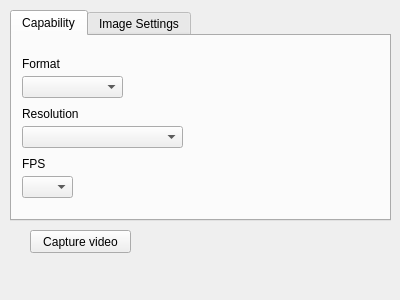
abibas/webcamCaptureNewDesign, file test_app/cameraform.ui: the form before one commit.
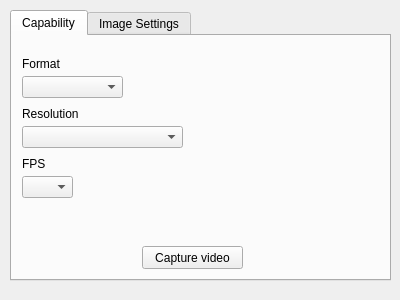
The form after the commit.

Patch:
```diff
--- a/test_app/cameraform.ui
+++ b/test_app/cameraform.ui
@@ -13,26 +13,13 @@
   <property name="windowTitle">
    <string>Form</string>
   </property>
-  <widget class="QPushButton" name="captureVideoBtb">
-   <property name="geometry">
-    <rect>
-     <x>30</x>
-     <y>230</y>
-     <width>101</width>
-     <height>23</height>
-    </rect>
-   </property>
-   <property name="text">
-    <string>Capture video</string>
-   </property>
-  </widget>
   <widget class="QTabWidget" name="tabWidget">
    <property name="geometry">
     <rect>
      <x>10</x>
      <y>10</y>
      <width>381</width>
-     <height>211</height>
+     <height>271</height>
     </rect>
    </property>
    <property name="currentIndex">
@@ -111,6 +98,19 @@
       <string>FPS</string>
      </property>
     </widget>
+    <widget class="QPushButton" name="captureVideoBtb">
+     <property name="geometry">
+      <rect>
+       <x>130</x>
+       <y>210</y>
+       <width>101</width>
+       <height>23</height>
+      </rect>
+     </property>
+     <property name="text">
+      <string>Capture video</string>
+     </property>
+    </widget>
    </widget>
    <widget class="QWidget" name="tab_2">
     <attribute name="title">
```
Left out of the diff: 2 changed lines with no effect on the pictures.
